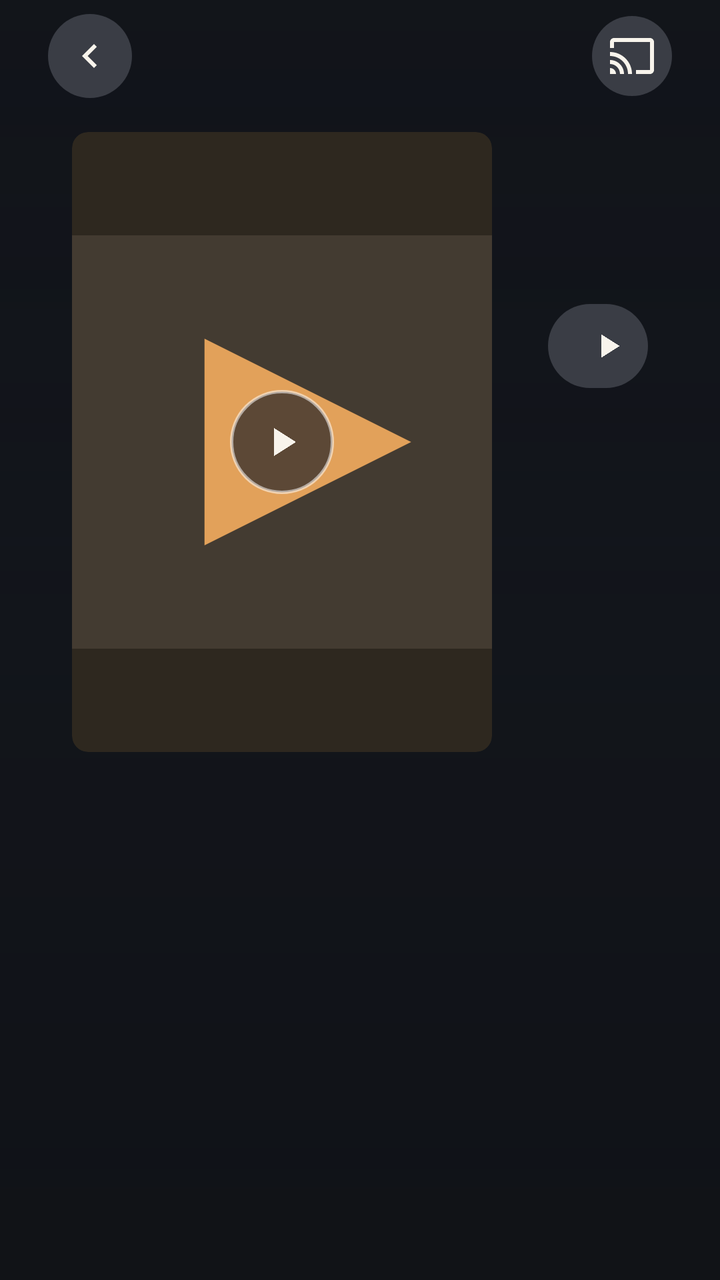
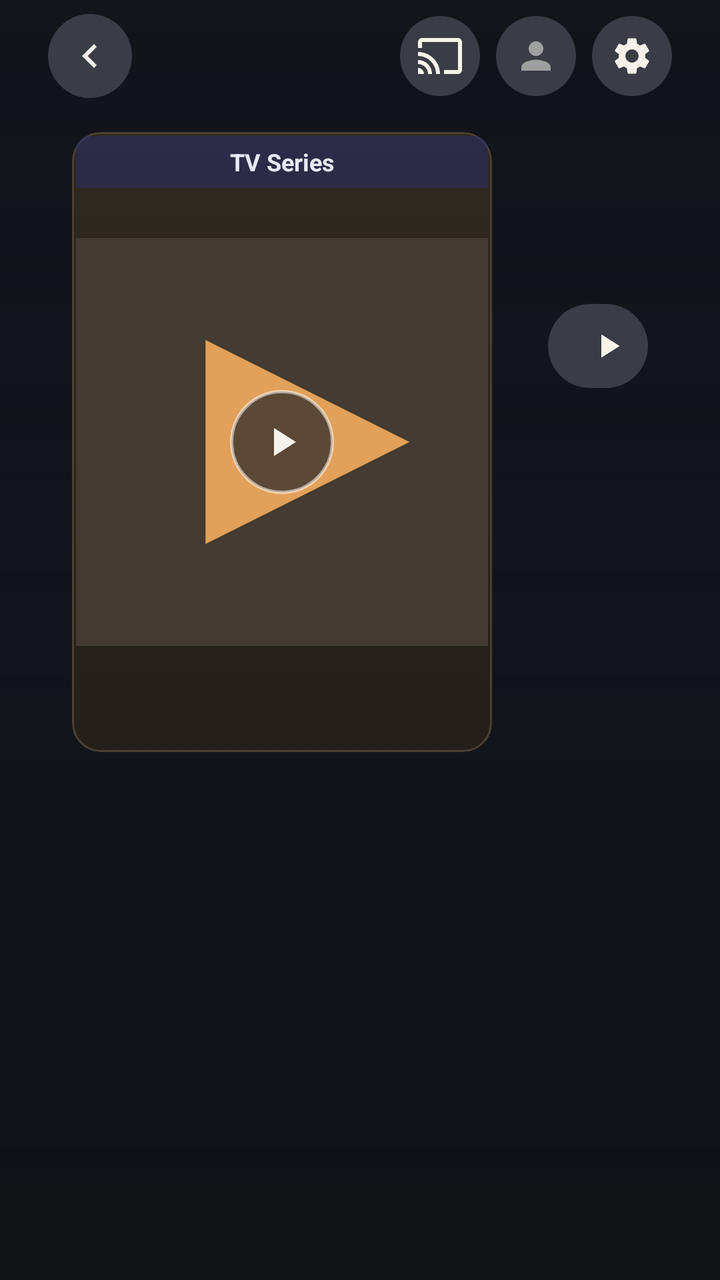

Compare the two renders of this Android layout. The source of the first and the diff that turns it into the second are given below.
<!-- AndroidManifest.xml: application theme Theme.OlympusIptv -->
<!-- res/layout/activity_media_detail.xml -->
<?xml version="1.0" encoding="utf-8"?>
<FrameLayout xmlns:android="http://schemas.android.com/apk/res/android"
    xmlns:app="http://schemas.android.com/apk/res-auto"
    android:layout_width="match_parent"
    android:layout_height="match_parent"
    android:background="#101216">

    
    <ImageView
        android:id="@+id/heroBackdrop"
        android:layout_width="match_parent"
        android:layout_height="match_parent"
        android:alpha="0.34"
        android:contentDescription="@null"
        android:scaleType="centerCrop" />

    
    <View
        android:layout_width="match_parent"
        android:layout_height="match_parent"
        android:background="@drawable/bg_emby_scrim" />

    <androidx.core.widget.NestedScrollView
        android:id="@+id/detailScroll"
        android:layout_width="match_parent"
        android:layout_height="match_parent"
        android:clipToPadding="false"
        android:paddingBottom="40dp">

        <LinearLayout
            android:layout_width="match_parent"
            android:layout_height="wrap_content"
            android:orientation="vertical">

            
            <LinearLayout
                android:layout_width="match_parent"
                android:layout_height="56dp"
                android:gravity="center_vertical"
                android:orientation="horizontal"
                android:paddingHorizontal="24dp">

                <ImageButton
                    android:id="@+id/btnDetailBack"
                    android:layout_width="42dp"
                    android:layout_height="42dp"
                    android:background="@drawable/bg_circle_action"
                    android:contentDescription="@string/mobile_back"
                    android:focusable="true"
                    android:src="@drawable/ic_back_arrow"
                    app:tint="@color/text_primary" />

                <View
                    android:layout_width="0dp"
                    android:layout_height="1dp"
                    android:layout_weight="1" />

                <ImageButton
                    android:id="@+id/btnDetailCast"
                    android:layout_width="40dp"
                    android:layout_height="40dp"
                    android:background="@drawable/bg_circle_action"
                    android:contentDescription="@string/cast"
                    android:focusable="true"
                    android:src="@drawable/ic_cast"
                    app:tint="@color/text_primary" />
            </LinearLayout>

            
            <LinearLayout
                android:id="@+id/heroRow"
                android:layout_width="match_parent"
                android:layout_height="wrap_content"
                android:orientation="horizontal"
                android:paddingHorizontal="36dp"
                android:paddingTop="10dp"
                android:paddingBottom="24dp">

                
                <FrameLayout
                    android:id="@+id/posterCard"
                    android:layout_width="210dp"
                    android:layout_height="310dp"
                    android:background="@drawable/bg_poster_image"
                    android:clickable="true"
                    android:clipToOutline="true"
                    android:focusable="true">

                    <ImageView
                        android:id="@+id/heroPoster"
                        android:layout_width="match_parent"
                        android:layout_height="match_parent"
                        android:contentDescription="@null"
                        android:scaleType="centerCrop"
                        android:src="@drawable/ic_channel_placeholder" />

                    <ImageView
                        android:layout_width="52dp"
                        android:layout_height="52dp"
                        android:layout_gravity="center"
                        android:background="@drawable/bg_circle_play"
                        android:contentDescription="@string/play"
                        android:padding="14dp"
                        android:src="@drawable/ic_play_triangle"
                        app:tint="@color/text_primary" />
                </FrameLayout>

                
                <LinearLayout
                    android:layout_width="0dp"
                    android:layout_height="wrap_content"
                    android:layout_marginStart="28dp"
                    android:layout_weight="1"
                    android:orientation="vertical">

                    <ImageView
                        android:id="@+id/heroClearLogo"
                        android:layout_width="wrap_content"
                        android:layout_height="72dp"
                        android:adjustViewBounds="true"
                        android:contentDescription="@null"
                        android:maxWidth="360dp"
                        android:scaleType="fitStart"
                        android:visibility="gone" />

                    <TextView
                        android:id="@+id/heroTitleText"
                        android:layout_width="match_parent"
                        android:layout_height="wrap_content"
                        android:textColor="@color/text_primary"
                        android:textSize="32sp"
                        android:textStyle="bold" />

                    
                    <LinearLayout
                        android:layout_width="match_parent"
                        android:layout_height="wrap_content"
                        android:layout_marginTop="8dp"
                        android:gravity="center_vertical"
                        android:orientation="horizontal">

                        <TextView
                            android:id="@+id/metaRating"
                            android:layout_width="wrap_content"
                            android:layout_height="wrap_content"
                            android:layout_marginEnd="12dp"
                            android:textColor="#FF5A4E"
                            android:textSize="14sp"
                            android:textStyle="bold"
                            android:visibility="gone" />

                        <TextView
                            android:id="@+id/metaLine"
                            android:layout_width="wrap_content"
                            android:layout_height="wrap_content"
                            android:textColor="@color/text_secondary"
                            android:textSize="14sp" />

                        <TextView
                            android:id="@+id/metaContentRating"
                            android:layout_width="wrap_content"
                            android:layout_height="wrap_content"
                            android:layout_marginStart="10dp"
                            android:background="@drawable/bg_rating_box"
                            android:paddingHorizontal="6dp"
                            android:paddingVertical="1dp"
                            android:textColor="@color/text_primary"
                            android:textSize="12sp"
                            android:textStyle="bold"
                            android:visibility="gone" />

                        <TextView
                            android:id="@+id/metaGenres"
                            android:layout_width="wrap_content"
                            android:layout_height="wrap_content"
                            android:layout_marginStart="10dp"
                            android:ellipsize="end"
                            android:maxLines="1"
                            android:textColor="@color/text_secondary"
                            android:textSize="14sp" />
                    </LinearLayout>

                    
                    <LinearLayout
                        android:layout_width="match_parent"
                        android:layout_height="wrap_content"
                        android:layout_marginTop="16dp"
                        android:gravity="center_vertical"
                        android:orientation="horizontal">

                        <TextView
                            android:id="@+id/btnHeroPlay"
                            android:layout_width="wrap_content"
                            android:layout_height="42dp"
                            android:background="@drawable/bg_emby_pill"
                            android:clickable="true"
                            android:drawableStart="@drawable/ic_play_triangle"
                            android:drawablePadding="8dp"
                            android:drawableTint="@color/text_primary"
                            android:focusable="true"
                            android:gravity="center"
                            android:paddingHorizontal="20dp"
                            android:text="@string/play"
                            android:textColor="@color/text_primary"
                            android:textSize="14sp"
                            android:textStyle="bold" />

                        <TextView
                            android:id="@+id/btnHeroTrailer"
                            android:layout_width="wrap_content"
                            android:layout_height="42dp"
                            android:layout_marginStart="10dp"
                            android:background="@drawable/bg_emby_pill"
                            android:clickable="true"
                            android:focusable="true"
                            android:gravity="center"
                            android:paddingHorizontal="18dp"
                            android:text="🎬  Trailer"
                            android:textColor="@color/text_primary"
                            android:textSize="14sp"
                            android:textStyle="bold" />

                        <ImageButton
                            android:id="@+id/btnHeroWatched"
                            android:layout_width="42dp"
                            android:layout_height="42dp"
                            android:layout_marginStart="10dp"
                            android:background="@drawable/bg_circle_action"
                            android:contentDescription="Mark watched"
                            android:focusable="true"
                            android:src="@drawable/ic_check"
                            app:tint="@color/text_primary" />

                        <ImageButton
                            android:id="@+id/btnHeroFavorite"
                            android:layout_width="42dp"
                            android:layout_height="42dp"
                            android:layout_marginStart="10dp"
                            android:background="@drawable/bg_circle_action"
                            android:contentDescription="@string/favorites"
                            android:focusable="true"
                            android:src="@drawable/ic_heart_outline"
                            app:tint="@color/text_primary" />

                        <ImageButton
                            android:id="@+id/btnHeroMore"
                            android:layout_width="42dp"
                            android:layout_height="42dp"
                            android:layout_marginStart="10dp"
                            android:background="@drawable/bg_circle_action"
                            android:contentDescription="More options"
                            android:focusable="true"
                            android:src="@drawable/ic_more_dots"
                            app:tint="@color/text_primary" />
                    </LinearLayout>

                    
                    <TextView
                        android:id="@+id/heroOverview"
                        android:layout_width="match_parent"
                        android:layout_height="wrap_content"
                        android:layout_marginTop="16dp"
                        android:lineSpacingExtra="4dp"
                        android:maxLines="5"
                        android:ellipsize="end"
                        android:textColor="@color/text_primary"
                        android:textSize="15sp" />
                </LinearLayout>
            </LinearLayout>

            
            <LinearLayout
                android:id="@+id/episodesSection"
                android:layout_width="match_parent"
                android:layout_height="wrap_content"
                android:orientation="vertical"
                android:paddingTop="8dp"
                android:visibility="gone">

                <TextView
                    android:id="@+id/seasonDropdownBtn"
                    android:layout_width="wrap_content"
                    android:layout_height="38dp"
                    android:layout_marginStart="36dp"
                    android:layout_marginBottom="12dp"
                    android:background="@drawable/bg_emby_pill"
                    android:clickable="true"
                    android:focusable="true"
                    android:gravity="center"
                    android:paddingHorizontal="16dp"
                    android:text="Season 1  ⌄"
                    android:textColor="@color/text_primary"
                    android:textSize="14sp"
                    android:textStyle="bold" />

                <androidx.recyclerview.widget.RecyclerView
                    android:id="@+id/episodeCarousel"
                    android:layout_width="match_parent"
                    android:layout_height="wrap_content"
                    android:clipToPadding="false"
                    android:paddingHorizontal="36dp" />
            </LinearLayout>

            
            <LinearLayout
                android:id="@+id/castSection"
                android:layout_width="match_parent"
                android:layout_height="wrap_content"
                android:orientation="vertical"
                android:paddingTop="24dp"
                android:visibility="gone">

                <TextView
                    android:layout_width="wrap_content"
                    android:layout_height="wrap_content"
                    android:layout_marginStart="36dp"
                    android:layout_marginBottom="12dp"
                    android:text="Cast &amp; Crew"
                    android:textColor="@color/text_primary"
                    android:textSize="20sp"
                    android:textStyle="bold" />

                <androidx.recyclerview.widget.RecyclerView
                    android:id="@+id/castCarousel"
                    android:layout_width="match_parent"
                    android:layout_height="wrap_content"
                    android:clipToPadding="false"
                    android:paddingHorizontal="36dp" />
            </LinearLayout>
        </LinearLayout>
    </androidx.core.widget.NestedScrollView>

    <ProgressBar
        android:id="@+id/detailLoading"
        android:layout_width="44dp"
        android:layout_height="44dp"
        android:layout_gravity="center"
        android:visibility="gone" />
</FrameLayout>
<!-- resources referenced by this layout -->
<resources>
  <color name="text_primary">#F8F4EC</color>
  <color name="text_secondary">#CEC0AC</color>
  <!-- drawable bg_circle_play (drawable) -->
  <?xml version="1.0" encoding="utf-8"?>
  <shape xmlns:android="http://schemas.android.com/apk/res/android" android:shape="oval">
      <solid android:color="#AA1A1D24" />
      <stroke android:width="1.5dp" android:color="#88FFFFFF" />
  </shape>
  <!-- drawable bg_poster_image (drawable) -->
  <?xml version="1.0" encoding="utf-8"?>
  <shape xmlns:android="http://schemas.android.com/apk/res/android">
      <solid android:color="@color/bg_panel" />
      <corners android:radius="8dp" />
  </shape>
  <string name="cast">Cast</string>
  <string name="favorites">Favorites</string>
  <string name="mobile_back">Back</string>
  <string name="play">Play</string>
  <color name="bg_panel">#2E281F</color>
  <color name="bg">#11100E</color>
  <color name="accent">#E6A65C</color>
  <!-- unchanged entries left out for length: 12 -->
</resources>

<!-- the commit's change to res/layout/activity_media_detail.xml (unified diff, before → after) -->
@@ -63,6 +63,32 @@
                     android:contentDescription="@string/cast"
                     android:focusable="true"
                     android:src="@drawable/ic_cast"
+                    app:tint="@color/text_primary" />
+
+                <ImageButton
+                    android:id="@+id/btnDetailUser"
+                    android:layout_width="40dp"
+                    android:layout_height="40dp"
+                    android:layout_marginStart="8dp"
+                    android:background="@drawable/bg_circle_action"
+                    android:contentDescription="User profile"
+                    android:focusable="true"
+                    android:padding="9dp"
+                    android:scaleType="fitCenter"
+                    android:src="@drawable/ic_person_placeholder"
+                    app:tint="@color/text_primary" />
+
+                <ImageButton
+                    android:id="@+id/btnDetailSettings"
+                    android:layout_width="40dp"
+                    android:layout_height="40dp"
+                    android:layout_marginStart="8dp"
+                    android:background="@drawable/bg_circle_action"
+                    android:contentDescription="@string/nav_admin"
+                    android:focusable="true"
+                    android:padding="9dp"
+                    android:scaleType="fitCenter"
+                    android:src="@drawable/ic_settings"
                     app:tint="@color/text_primary" />
             </LinearLayout>
 
@@ -81,10 +107,11 @@
                     android:id="@+id/posterCard"
                     android:layout_width="210dp"
                     android:layout_height="310dp"
-                    android:background="@drawable/bg_poster_image"
+                    android:background="@drawable/bg_focusable"
                     android:clickable="true"
                     android:clipToOutline="true"
-                    android:focusable="true">
+                    android:focusable="true"
+                    android:padding="2dp">
 
                     <ImageView
                         android:id="@+id/heroPoster"
@@ -93,6 +120,19 @@
                         android:contentDescription="@null"
                         android:scaleType="centerCrop"
                         android:src="@drawable/ic_channel_placeholder" />
+
+                    
+                    <TextView
+                        android:id="@+id/heroBannerTag"
+                        android:layout_width="match_parent"
+                        android:layout_height="26dp"
+                        android:layout_gravity="top"
+                        android:background="#882A2E6B"
+                        android:gravity="center"
+                        android:text="TV Series"
+                        android:textColor="#E8EAF6"
+                        android:textSize="12sp"
+                        android:textStyle="bold" />
 
                     <ImageView
                         android:layout_width="52dp"
<!-- resource entries referenced after the edit -->
@@ -8,19 +8,74 @@
       <solid android:color="#AA1A1D24" />
       <stroke android:width="1.5dp" android:color="#88FFFFFF" />
   </shape>
-  <!-- drawable bg_poster_image (drawable) -->
+  <!-- drawable bg_focusable (drawable) -->
   <?xml version="1.0" encoding="utf-8"?>
-  <shape xmlns:android="http://schemas.android.com/apk/res/android">
-      <solid android:color="@color/bg_panel" />
-      <corners android:radius="8dp" />
-  </shape>
+  <selector xmlns:android="http://schemas.android.com/apk/res/android">
+      <item android:state_focused="true">
+          <shape>
+              <gradient
+                  android:angle="135"
+                  android:startColor="#3A2F20"
+                  android:endColor="#241E16"
+                  android:type="linear" />
+              <corners android:radius="14dp" />
+              <stroke
+                  android:width="2dp"
+                  android:color="@color/focus" />
+          </shape>
+      </item>
+      <item android:state_selected="true">
+          <shape>
+              <gradient
+                  android:angle="135"
+                  android:startColor="#8F622C"
+                  android:endColor="#6D4A20"
+                  android:type="linear" />
+              <corners android:radius="14dp" />
+              <stroke
+                  android:width="1.5dp"
+                  android:color="@color/accent" />
+          </shape>
+      </item>
+      <item>
+          <shape>
+              <gradient
+                  android:angle="270"
+                  android:startColor="#2F2920"
+                  android:endColor="#242019"
+                  android:type="linear" />
+              <corners android:radius="14dp" />
+              <stroke
+                  android:width="1dp"
+                  android:color="@color/stroke" />
+          </shape>
+      </item>
+  </selector>
+  <!-- drawable ic_person_placeholder (drawable) -->
+  <vector xmlns:android="http://schemas.android.com/apk/res/android"
+      android:width="48dp" android:height="48dp" android:viewportWidth="24" android:viewportHeight="24">
+      <path android:fillColor="#88FFFFFF" android:pathData="M12,12c2.21,0 4,-1.79 4,-4s-1.79,-4 -4,-4 -4,1.79 -4,4 1.79,4 4,4zM12,14c-2.67,0 -8,1.34 -8,4v2h16v-2c0,-2.66 -5.33,-4 -8,-4z"/>
+  </vector>
+  <!-- drawable ic_settings (drawable) -->
+  <?xml version="1.0" encoding="utf-8"?>
+  <vector xmlns:android="http://schemas.android.com/apk/res/android"
+      android:width="24dp"
+      android:height="24dp"
+      android:viewportWidth="24"
+      android:viewportHeight="24">
+      <path
+          android:fillColor="#FFFFFFFF"
+          android:pathData="M19.14,12.94c0.04,-0.31 0.06,-0.63 0.06,-0.94c0,-0.31 -0.02,-0.63 -0.06,-0.94l2.03,-1.58c0.18,-0.14 0.23,-0.41 0.12,-0.61l-1.92,-3.32c-0.12,-0.22 -0.37,-0.29 -0.59,-0.22l-2.39,0.96c-0.5,-0.38 -1.03,-0.7 -1.62,-0.94L14.4,2.81c-0.04,-0.24 -0.24,-0.41 -0.48,-0.41h-3.84c-0.24,0 -0.43,0.17 -0.47,0.41L9.25,5.35C8.66,5.59 8.12,5.92 7.63,6.29L5.24,5.33c-0.22,-0.08 -0.47,0 -0.59,0.22L2.74,8.87C2.62,9.08 2.66,9.34 2.86,9.48l2.03,1.58C4.84,11.37 4.8,11.69 4.8,12s0.02,0.63 0.06,0.94l-2.03,1.58c-0.18,0.14 -0.23,0.41 -0.12,0.61l1.92,3.32c0.12,0.22 0.37,0.29 0.59,0.22l2.39,-0.96c0.5,0.38 1.03,0.7 1.62,0.94l0.36,2.54c0.05,0.24 0.24,0.41 0.48,0.41h3.84c0.24,0 0.44,-0.17 0.47,-0.41l0.36,-2.54c0.59,-0.24 1.13,-0.56 1.62,-0.94l2.39,0.96c0.22,0.08 0.47,0 0.59,-0.22l1.92,-3.32c0.12,-0.22 0.07,-0.47 -0.12,-0.61L19.14,12.94zM12,15.6c-1.98,0 -3.6,-1.62 -3.6,-3.6s1.62,-3.6 3.6,-3.6s3.6,1.62 3.6,3.6S13.98,15.6 12,15.6z" />
+  </vector>
   <string name="cast">Cast</string>
   <string name="favorites">Favorites</string>
   <string name="mobile_back">Back</string>
+  <string name="nav_admin">Settings &amp; Help</string>
   <string name="play">Play</string>
-  <color name="bg_panel">#2E281F</color>
+  <color name="focus">#F5CA8E</color>
   <color name="bg">#11100E</color>
   <color name="accent">#E6A65C</color>
+  <color name="stroke">#4A4033</color>
   <!-- unchanged entries left out for length: 12 -->
 </resources>
 
